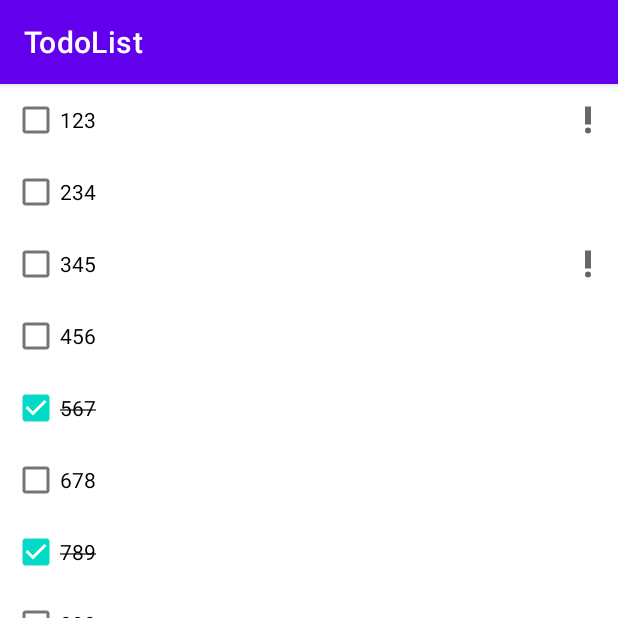
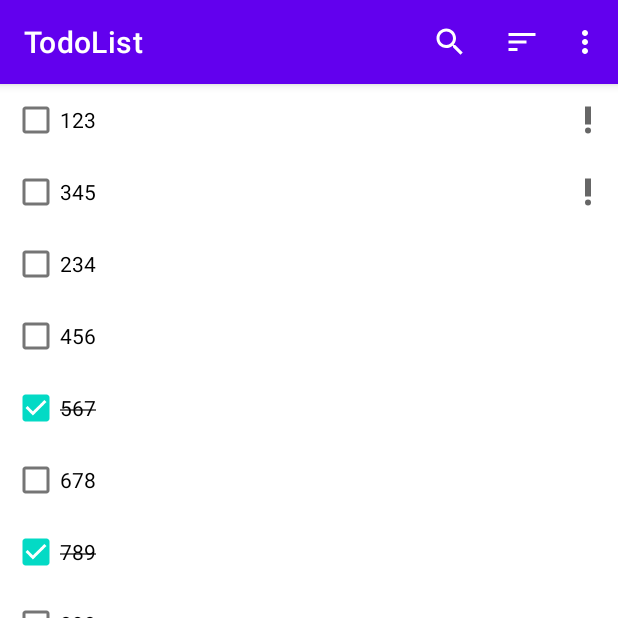
Before and after one commit to SergeyKornyushin/TodoList, an Android app: the screen it shows after launch (MainActivity), on a phone screen of 412 x 824 dp, the top half of it. Run offline under Robolectric (Android 15) with nearby library versions, the phone set to English and light mode, and no system bars; our stand-ins replace Dagger/Hilt's generated code, Room's generated code.

Commit message:
Implemented search

```diff
--- a/app/src/main/java/com/example/todolist/data/TaskDao.kt
+++ b/app/src/main/java/com/example/todolist/data/TaskDao.kt
@@ -6,8 +6,8 @@ import kotlinx.coroutines.flow.Flow
 @Dao
 interface TaskDao {
 
-    @Query("SELECT * FROM task_table")
-    fun getTasks(): Flow<List<Task>>
+    @Query("SELECT * FROM task_table WHERE name LIKE '%' || :searchQuery || '%' ORDER BY important DESC")
+    fun getTasks(searchQuery: String): Flow<List<Task>>
 
     @Insert(onConflict = OnConflictStrategy.REPLACE)
     suspend fun insert(task: Task)
--- a/app/src/main/java/com/example/todolist/ui/tasks/TaskFragment.kt
+++ b/app/src/main/java/com/example/todolist/ui/tasks/TaskFragment.kt
@@ -1,12 +1,17 @@
 package com.example.todolist.ui.tasks
 
 import android.os.Bundle
+import android.view.Menu
+import android.view.MenuInflater
+import android.view.MenuItem
 import android.view.View
+import androidx.appcompat.widget.SearchView
 import androidx.fragment.app.Fragment
 import androidx.fragment.app.viewModels
 import androidx.recyclerview.widget.LinearLayoutManager
 import com.example.todolist.R
 import com.example.todolist.databinding.FragmentTasksBinding
+import com.example.todolist.util.onQueryTextChanged
 import dagger.hilt.android.AndroidEntryPoint
 
 @AndroidEntryPoint
@@ -32,5 +37,41 @@ class TaskFragment : Fragment(R.layout.fragment_tasks){
         viewModel.tasks.observe(viewLifecycleOwner){
             tasksAdapter.submitList(it)
         }
+
+        setHasOptionsMenu(true)
+    }
+
+    override fun onCreateOptionsMenu(menu: Menu, inflater: MenuInflater) {
+        inflater.inflate(R.menu.menu_fragment_tasks, menu)
+
+        val searchItem = menu.findItem(R.id.action_search)
+        val searchView = searchItem.actionView as SearchView
+
+        searchView.onQueryTextChanged {
+            viewModel.searchQuery.value = it
+        }
+    }
+
+    override fun onOptionsItemSelected(item: MenuItem): Boolean {
+        return when(item.itemId){
+            R.id.action_sort_by_name -> {
+
+               true
+            }
+            R.id.action_sort_by_date_created -> {
+
+                true
+            }
+            R.id.action_hide_completed_tasks -> {
+                item.isChecked = !item.isChecked
+                true
+            }
+            R.id.action_delete_all_completed_tasks -> {
+
+                true
+            }
+            else -> super.onOptionsItemSelected(item)
+
+        }
     }
 }
--- a/app/src/main/java/com/example/todolist/ui/tasks/TasksViewModel.kt
+++ b/app/src/main/java/com/example/todolist/ui/tasks/TasksViewModel.kt
@@ -4,6 +4,8 @@ import androidx.lifecycle.ViewModel
 import androidx.lifecycle.asLiveData
 import com.example.todolist.data.TaskDao
 import dagger.hilt.android.lifecycle.HiltViewModel
+import kotlinx.coroutines.flow.MutableStateFlow
+import kotlinx.coroutines.flow.flatMapLatest
 import javax.inject.Inject
 
 @HiltViewModel
@@ -11,5 +13,11 @@ class TasksViewModel @Inject constructor(
     private val taskDao: TaskDao
 ): ViewModel() {
 
-    val tasks = taskDao.getTasks().asLiveData()
+    val searchQuery = MutableStateFlow("")
+
+    private val tasksFlow = searchQuery.flatMapLatest {
+        taskDao.getTasks(it)
+    }
+
+    val tasks = tasksFlow.asLiveData()
 }
--- /dev/null
+++ b/app/src/main/java/com/example/todolist/util/ViewExt.kt
@@ -0,0 +1,17 @@
+package com.example.todolist.util
+
+import androidx.appcompat.widget.SearchView
+
+inline fun SearchView.onQueryTextChanged(crossinline listener: (String) -> Unit) {
+    this.setOnQueryTextListener(object : SearchView.OnQueryTextListener{
+        override fun onQueryTextSubmit(query: String?): Boolean {
+            return true
+        }
+
+        override fun onQueryTextChange(newText: String?): Boolean {
+            listener(newText.orEmpty())
+            return true
+        }
+
+    })
+}
--- /dev/null
+++ b/app/src/main/res/drawable/ic_search.xml
@@ -0,0 +1,10 @@
+<vector xmlns:android="http://schemas.android.com/apk/res/android"
+    android:width="24dp"
+    android:height="24dp"
+    android:viewportWidth="24"
+    android:viewportHeight="24"
+    android:tint="?attr/colorControlNormal">
+  <path
+      android:fillColor="@android:color/white"
+      android:pathData="M15.5,14h-0.79l-0.28,-0.27C15.41,12.59 16,11.11 16,9.5 16,5.91 13.09,3 9.5,3S3,5.91 3,9.5 5.91,16 9.5,16c1.61,0 3.09,-0.59 4.23,-1.57l0.27,0.28v0.79l5,4.99L20.49,19l-4.99,-5zM9.5,14C7.01,14 5,11.99 5,9.5S7.01,5 9.5,5 14,7.01 14,9.5 11.99,14 9.5,14z"/>
+</vector>
--- /dev/null
+++ b/app/src/main/res/drawable/ic_sort.xml
@@ -0,0 +1,10 @@
+<vector xmlns:android="http://schemas.android.com/apk/res/android"
+    android:width="24dp"
+    android:height="24dp"
+    android:viewportWidth="24"
+    android:viewportHeight="24"
+    android:tint="?attr/colorControlNormal">
+  <path
+      android:fillColor="@android:color/white"
+      android:pathData="M3,18h6v-2L3,16v2zM3,6v2h18L21,6L3,6zM3,13h12v-2L3,11v2z"/>
+</vector>
--- /dev/null
+++ b/app/src/main/res/menu/menu_fragment_tasks.xml
@@ -0,0 +1,40 @@
+<?xml version="1.0" encoding="utf-8"?>
+<menu xmlns:android="http://schemas.android.com/apk/res/android"
+    xmlns:app="http://schemas.android.com/apk/res-auto">
+
+    <item
+        android:id="@+id/action_search"
+        android:icon="@drawable/ic_search"
+        android:title="Search"
+        app:actionViewClass="androidx.appcompat.widget.SearchView"
+        app:showAsAction="always|collapseActionView" />
+
+    <item
+        android:id="@+id/action_sort"
+        android:icon="@drawable/ic_sort"
+        android:title="Sort"
+        app:showAsAction="always">
+
+        <menu>
+            <item
+                android:id="@+id/action_sort_by_name"
+                android:title="Sort by name" />
+            <item
+                android:id="@+id/action_sort_by_date_created"
+                android:title="Sort by date created" />
+        </menu>
+
+    </item>
+
+    <item
+        android:id="@+id/action_hide_completed_tasks"
+        android:checkable="true"
+        android:title="Hide completed"
+        app:showAsAction="never"/>
+
+    <item
+        android:id="@+id/action_delete_all_completed_tasks"
+        android:title="Delete all completed"
+        app:showAsAction="never"/>
+
+</menu>
```
